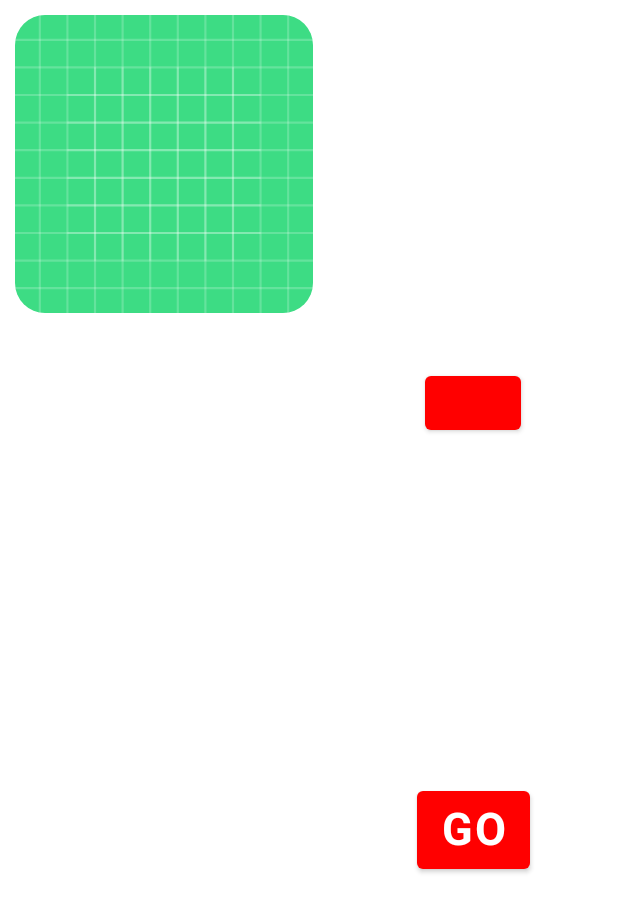
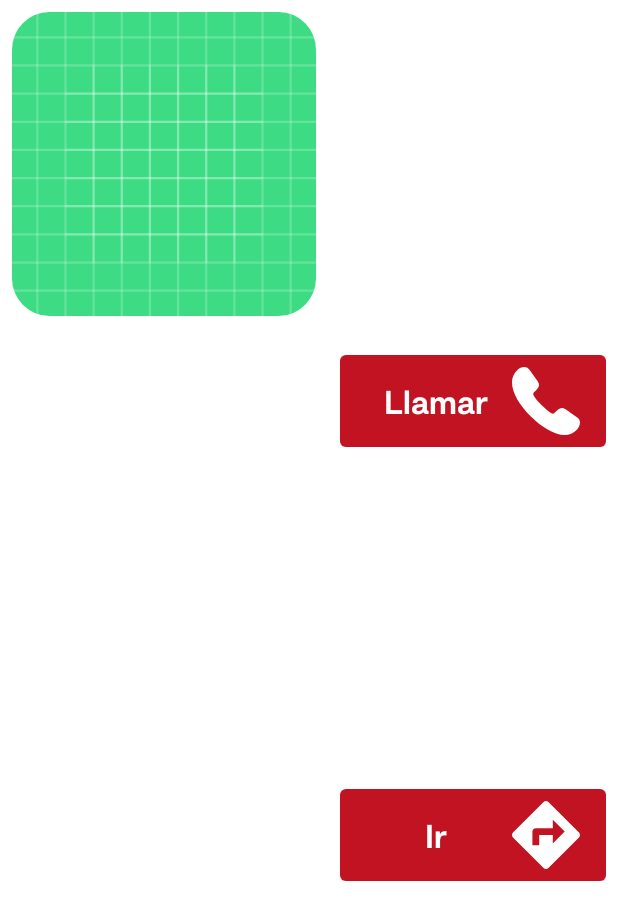
Before and after one commit to ProyectoFinalKeepcoding/proyectofinalAndroid, an Android app built with Jetpack Compose: the composable ImageAndButtonsRow called with empty values, on a phone screen of 412 x 824 dp. Shown: the top 920 px of the screen. Run offline under Robolectric (Android 15) with nearby library versions, the phone set to English and light mode, and no system bars; pictures from the network do not load.

Commit message:
ModalScreen buttons are similar to design - moderatButtonBold has been created for modal buttons - KiwokoIconButton has been created for modal buttons with icon - RedKiwoko has been added to theme/Color.kt file - Svg files for phone and directions icons has been added as drawables

```diff
--- a/app/src/main/java/com/mockknights/petshelter/ui/components/Button.kt
+++ b/app/src/main/java/com/mockknights/petshelter/ui/components/Button.kt
@@ -1,14 +1,24 @@
 package com.mockknights.petshelter.ui.components
 
-import androidx.compose.material.Button
-import androidx.compose.material.ButtonDefaults
-import androidx.compose.material.Text
+import androidx.compose.foundation.layout.Row
+import androidx.compose.foundation.layout.fillMaxWidth
+import androidx.compose.foundation.layout.size
+import androidx.compose.foundation.shape.RoundedCornerShape
+import androidx.compose.material.*
 import androidx.compose.runtime.Composable
+import androidx.compose.ui.Alignment.Companion.CenterVertically
+import androidx.compose.ui.Modifier
+import androidx.compose.ui.draw.clip
 import androidx.compose.ui.graphics.Color
+import androidx.compose.ui.res.painterResource
 import androidx.compose.ui.text.font.FontWeight
 import androidx.compose.ui.text.style.TextAlign
 import androidx.compose.ui.text.style.TextDecoration
+import androidx.compose.ui.text.style.TextOverflow
+import androidx.compose.ui.unit.dp
 import androidx.compose.ui.unit.sp
+import com.mockknights.petshelter.ui.theme.RedKiwoko
+import com.mockknights.petshelter.ui.theme.moderatButtonBold
 
 @Composable
 fun createButton(name: String, color: Color, onClick: () -> Unit) {
@@ -26,3 +36,40 @@ fun createButton(name: String, color: Color, onClick: () -> Unit) {
         )
     }
 }
+
+
+@Composable
+fun KiwokoIconButton(name: String, icon: Int, modifier: Modifier, onClick: () -> Unit) {
+    Button(
+        onClick = onClick,
+        colors = ButtonDefaults.buttonColors(backgroundColor = RedKiwoko),
+        modifier = Modifier
+            .clip(RoundedCornerShape(4))
+    ) {
+        Row(
+            verticalAlignment = CenterVertically
+        ) {
+            Text(
+                text = name,
+                textAlign = TextAlign.Center,
+                color = Color.White,
+                style = MaterialTheme.typography.moderatButtonBold,
+                fontWeight = FontWeight.Bold,
+                maxLines = 1,
+                overflow = TextOverflow.Ellipsis,
+                modifier = Modifier
+                    .fillMaxWidth()
+                    .weight(6.6f)
+            )
+            Icon(
+                painter = painterResource(id = icon),
+                contentDescription = "Call", // decorative element
+                tint = Color.White,
+                modifier = Modifier
+                    .fillMaxWidth()
+                    .weight(3.3f)
+                    .size(45.dp)
+            )
+        }
+    }
+}
--- a/app/src/main/java/com/mockknights/petshelter/ui/map/MapScreen.kt
+++ b/app/src/main/java/com/mockknights/petshelter/ui/map/MapScreen.kt
@@ -27,6 +27,7 @@ import com.google.android.gms.maps.model.LatLng
 import com.google.maps.android.compose.*
 import com.mockknights.petshelter.R
 import com.mockknights.petshelter.domain.PetShelter
+import com.mockknights.petshelter.ui.components.KiwokoIconButton
 import com.mockknights.petshelter.ui.components.createButton
 import com.mockknights.petshelter.ui.theme.moderatMediumTitle
 
@@ -69,7 +70,7 @@ fun MapScreen(viewModel: MapViewModel = hiltViewModel()) {
             .fillMaxSize(),
             contentAlignment = Alignment.Center
         ) {
-            if(!petShelter.value.isEmpty()) {
+            if(petShelter.value.isNotEmpty()) {
                 MyGoogleMaps(petShelter.value,
                     onPointClicked = {clickedShelterName ->
                         viewModel.toggleModal()
@@ -138,9 +139,11 @@ fun MyGoogleMaps(petShelter: List<PetShelter>, onPointClicked: (String) -> Boole
     }
 }
 
+// ModalScreen shown on the map. It has 3 thirds of the vertical height. Image scales to allow at
+// least 8 dp of padding.
 @Preview
 @Composable
-fun ModalBox(title: String = "Title", phoneNumber: String = "NUMBER", photoUrl: String = "") {
+fun ModalBox(title: String = "Title", phoneNumber: String = "918158899", photoUrl: String = "") {
     val configuration = LocalConfiguration.current
     val modalHeight = configuration.screenHeightDp.dp / 3
     Box(
@@ -162,10 +165,10 @@ fun ModalBox(title: String = "Title", phoneNumber: String = "NUMBER", photoUrl:
             // Row with the remaining elements
             ImageAndButtonsRow(
                 photoUrl = photoUrl,
-                phoneNumber = phoneNumber,
                 modifier = Modifier
                     .fillMaxSize()
-                    .weight(7.4f))
+                    .weight(7.4f)
+            )
         }
     }
 }
@@ -196,7 +199,7 @@ fun TitleBox(title: String, modifier: Modifier) {
 }
 
 @Composable
-fun ImageAndButtonsRow(photoUrl: String, phoneNumber: String, modifier: Modifier) {
+fun ImageAndButtonsRow(photoUrl: String, modifier: Modifier) {
     Row(
         modifier = modifier,
         horizontalArrangement = Arrangement.Start,
@@ -206,14 +209,14 @@ fun ImageAndButtonsRow(photoUrl: String, phoneNumber: String, modifier: Modifier
             modifier = Modifier
                 .fillMaxSize()
                 .weight(5.3f)
-                .padding(10.dp)
+                .padding(horizontal = 8.dp, vertical = 8.dp) // Depending on the device, the image will adjust to 8dp
         )
         ButtonsColumn(
-            phoneNumber = phoneNumber,
             modifier = Modifier
                 .fillMaxSize()
                 .weight(4.7f)
-                .padding(10.dp))
+                .padding(horizontal = 8.dp, vertical = 8.dp)
+        )
     }
 }
 
@@ -231,20 +234,36 @@ fun ImageColumn(photoUrl: String, modifier: Modifier) {
             contentScale = ContentScale.Crop,
             modifier = Modifier
                 .aspectRatio(1f)
-                .clip(RoundedCornerShape(20.dp))
+                .clip(RoundedCornerShape(25.dp))
         )
     }
 }
 
 @Composable
-fun ButtonsColumn(phoneNumber: String, modifier: Modifier) {
+fun ButtonsColumn(modifier: Modifier) {
     Column(
         modifier = modifier,
         verticalArrangement = Arrangement.SpaceEvenly,
         horizontalAlignment = Alignment.CenterHorizontally
     ) {
-        createButton(name = phoneNumber, color = Color.Red, onClick = { /*TODO*/ })
-        createButton(name = "GO", color = Color.Red, onClick = { /*TODO*/ })
+        KiwokoIconButton(
+            name = "Llamar",
+            icon = R.drawable.phone,
+            modifier = Modifier
+                .fillMaxSize()
+                .weight(1f)
+        ) {
+            // TODO: Call!!
+        }
+        KiwokoIconButton(
+            name = "Ir",
+            icon = R.drawable.directions,
+            modifier = Modifier
+                .fillMaxSize()
+                .weight(1f)
+        ) {
+            // TODO: Go!!
+        }
     }
 }
 
--- a/app/src/main/java/com/mockknights/petshelter/ui/theme/Color.kt
+++ b/app/src/main/java/com/mockknights/petshelter/ui/theme/Color.kt
@@ -6,3 +6,4 @@ val Purple200 = Color(0xFFBB86FC)
 val Purple500 = Color(0xFF6200EE)
 val Purple700 = Color(0xFF3700B3)
 val Teal200 = Color(0xFF03DAC5)
+val RedKiwoko = Color(0xFFC11322)
--- a/app/src/main/java/com/mockknights/petshelter/ui/theme/Type.kt
+++ b/app/src/main/java/com/mockknights/petshelter/ui/theme/Type.kt
@@ -36,7 +36,18 @@ val Typography.moderatMediumTitle: TextStyle
             fontFamily = ModeratFamily,
             fontWeight = FontWeight.Medium,
             fontSize = 24.sp,
-            letterSpacing = 15.sp
+            letterSpacing = 9.sp
+        )
+    }
+
+// Create extension styles that can be used as Material styles
+val Typography.moderatButtonBold: TextStyle
+    @Composable
+    get() {
+        return  TextStyle(
+            fontFamily = ModeratFamily,
+            fontWeight = FontWeight.Bold,
+            fontSize = 22.sp,
         )
     }
 
--- /dev/null
+++ b/app/src/main/res/drawable/directions.xml
@@ -0,0 +1,9 @@
+<vector xmlns:android="http://schemas.android.com/apk/res/android"
+    android:width="45dp"
+    android:height="45dp"
+    android:viewportWidth="45"
+    android:viewportHeight="45">
+  <path
+      android:pathData="M26.999,28.129V22.504H18.001V29.254H13.502V20.254C13.502,19.658 13.739,19.085 14.161,18.663C14.583,18.242 15.155,18.004 15.752,18.004H26.999V12.38L34.872,20.254M44.342,20.907L24.097,0.658H24.075C23.197,-0.219 21.78,-0.219 20.903,0.658L0.658,20.907C-0.219,21.784 -0.219,23.224 0.658,24.102L20.903,44.35C21.78,45.205 23.197,45.228 24.097,44.35L44.342,24.102C45.219,23.224 45.219,21.784 44.342,20.907Z"
+      android:fillColor="#ffffff"/>
+</vector>
--- /dev/null
+++ b/app/src/main/res/drawable/phone.xml
@@ -0,0 +1,9 @@
+<vector xmlns:android="http://schemas.android.com/apk/res/android"
+    android:width="45dp"
+    android:height="45dp"
+    android:viewportWidth="45"
+    android:viewportHeight="45">
+  <path
+      android:pathData="M12.33,32.593C19.345,39.596 27.864,45 34.83,45C37.961,45 40.704,43.909 42.912,41.486C44.199,40.056 45,38.384 45,36.737C45,35.525 44.539,34.362 43.398,33.538L35.947,28.255C34.806,27.48 33.859,27.092 32.985,27.092C31.893,27.092 30.898,27.722 29.781,28.813L28.058,30.509C27.791,30.775 27.451,30.897 27.136,30.897C26.772,30.897 26.408,30.751 26.165,30.63C24.66,29.83 22.087,27.625 19.684,25.25C17.306,22.876 15.097,20.307 14.32,18.805C14.199,18.538 14.053,18.199 14.053,17.835C14.053,17.52 14.151,17.205 14.417,16.939L16.141,15.17C17.209,14.055 17.864,13.086 17.864,11.971C17.864,11.099 17.451,10.153 16.65,9.015L11.432,1.672C10.583,0.509 9.393,0 8.083,0C6.481,0 4.83,0.727 3.398,2.108C1.044,4.362 0,7.149 0,10.226C0,17.181 5.316,25.614 12.33,32.593Z"
+      android:fillColor="#ffffff"/>
+</vector>
```
